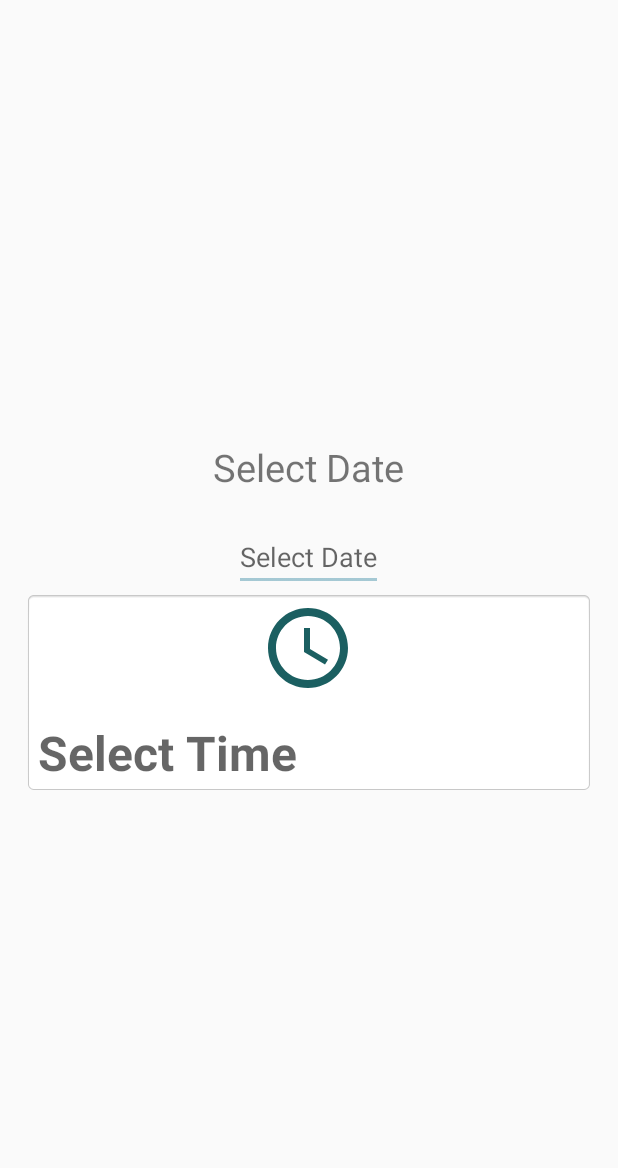
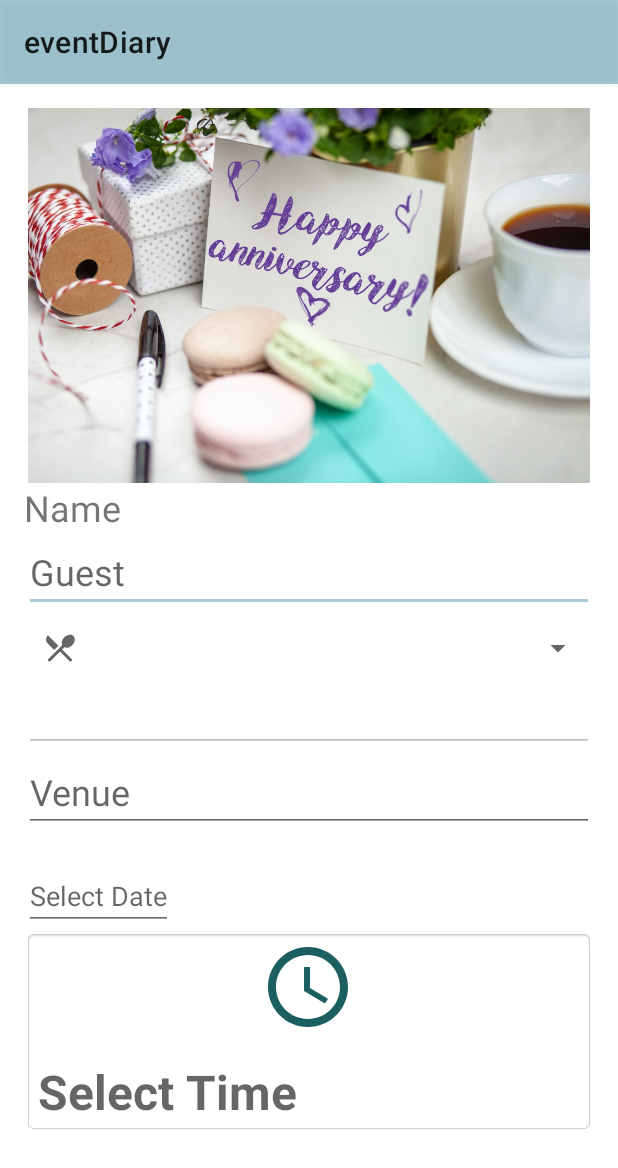
Before and after one commit to fahadraza143/new-test, an Android app: the screen it shows after launch (onclickList), on a phone screen of 412 x 824 dp. Shown: the top 1168 px of the screen. Run offline under Robolectric (Android 15) with nearby library versions, the phone set to English and light mode, and no system bars.

Commit message:
17/3/21 list menu

```diff
--- a/app/build.gradle
+++ b/app/build.gradle
@@ -38,5 +38,6 @@ dependencies {
         implementation 'com.google.firebase:firebase-database'
         implementation "androidx.recyclerview:recyclerview:1.1.0"
         implementation "androidx.cardview:cardview:1.0.0"
+        implementation 'com.google.android.material:material:1.1.0'
     }
 }
--- a/app/src/main/java/com/example/eventdiary/onclickList.java
+++ b/app/src/main/java/com/example/eventdiary/onclickList.java
@@ -9,6 +9,8 @@ import android.graphics.drawable.ColorDrawable;
 import android.os.Bundle;
 import android.text.format.DateFormat;
 import android.view.View;
+import android.widget.ArrayAdapter;
+import android.widget.AutoCompleteTextView;
 import android.widget.DatePicker;
 import android.widget.EditText;
 import android.widget.TextView;
@@ -18,7 +20,8 @@ import java.util.Calendar;
 
 public class onclickList extends AppCompatActivity {
 
-    TextView tv;
+    AutoCompleteTextView autoCompleteTextView;
+
     TextView tvTimer;
     int t1Hour,t1Minute;
     EditText et;
@@ -26,8 +29,20 @@ public class onclickList extends AppCompatActivity {
     @Override
     protected void onCreate(Bundle savedInstanceState) {
         super.onCreate(savedInstanceState);
+
         setContentView(R.layout.activity_onclick_list);
-        tv=findViewById(R.id.text_view);
+        autoCompleteTextView= findViewById(R.id.autoCompleteText);
+
+        String [] item= {"Brunch","Lunch","Dinner"};
+        ArrayAdapter arrayAdapter = new ArrayAdapter(this,R.layout.menu_item,item);
+        //'''''''''''''''''''to make defult value'''''''//
+        autoCompleteTextView.setText(arrayAdapter.getItem(0).toString(),false);
+        autoCompleteTextView.setAdapter(arrayAdapter);
+
+
+
+        setContentView(R.layout.activity_onclick_list);
+
         et=findViewById(R.id.edit_text);
         tvTimer=findViewById(R.id.tv_timer);
 
@@ -71,27 +86,7 @@ public class onclickList extends AppCompatActivity {
         });
 
 
-        //'''''''''''''''for text view'''''''''''''''''//
-        tv.setOnClickListener(new View.OnClickListener() {
-            @Override
 
-
-            public void onClick(View view) {
-                DatePickerDialog datePickerDialog=new DatePickerDialog(onclickList.this,android.R.style.Theme_Holo_Dialog_MinWidth,lisner,year,month,day);
-                datePickerDialog.getWindow().setBackgroundDrawable(new ColorDrawable(Color.TRANSPARENT));
-                datePickerDialog.show();
-            }
-        });
-
-        lisner=new DatePickerDialog.OnDateSetListener() {
-            @Override
-            public void onDateSet(DatePicker datePicker, int year, int month, int dayOfMonth) {
-
-                month = month + 1;
-                String date = dayOfMonth +"/" + month+"/"+year;
-                tv.setText(date);
-            }
-        };
 
         //'''''''''''''''''''''for edit text'''''''''''''''''''''//
 
--- /dev/null
+++ b/app/src/main/res/drawable/ic_local.xml
@@ -0,0 +1,5 @@
+<vector android:height="24dp" android:tint="#175154"
+    android:viewportHeight="24.0" android:viewportWidth="24.0"
+    android:width="24dp" xmlns:android="http://schemas.android.com/apk/res/android">
+    <path android:fillColor="#FF000000" android:pathData="M8.1,13.34l2.83,-2.83L3.91,3.5c-1.56,1.56 -1.56,4.09 0,5.66l4.19,4.18zM14.88,11.53c1.53,0.71 3.68,0.21 5.27,-1.38 1.91,-1.91 2.28,-4.65 0.81,-6.12 -1.46,-1.46 -4.2,-1.1 -6.12,0.81 -1.59,1.59 -2.09,3.74 -1.38,5.27L3.7,19.87l1.41,1.41L12,14.41l6.88,6.88 1.41,-1.41L13.41,13l1.47,-1.47z"/>
+</vector>
--- a/app/src/main/res/layout/activity_onclick_list.xml
+++ b/app/src/main/res/layout/activity_onclick_list.xml
@@ -1,20 +1,56 @@
 <?xml version="1.0" encoding="utf-8"?>
-<LinearLayout xmlns:android="http://schemas.android.com/apk/res/android"
+<LinearLayout
+    xmlns:android="http://schemas.android.com/apk/res/android"
     xmlns:app="http://schemas.android.com/apk/res-auto"
     xmlns:tools="http://schemas.android.com/tools"
     android:layout_width="match_parent"
     android:layout_height="match_parent"
     android:orientation="vertical"
-    android:gravity="center"
+
     android:padding="16dp"
     tools:context=".onclickList">
 
+    <ImageView
+        android:layout_width="wrap_content"
+        android:layout_height="250dp"
+        android:src="@drawable/ani"
+        />
+
+
     <TextView
-        android:id="@+id/text_view"
         android:layout_width="wrap_content"
         android:layout_height="wrap_content"
-        android:text="Select Date"
-        android:textSize="25sp"/>
+        android:text="Name"
+        android:textSize="24sp" />
+    <EditText
+        android:layout_width="match_parent"
+        android:layout_height="wrap_content"
+        android:hint="Guest"
+        android:textSize="24sp"/>
+
+    <com.google.android.material.textfield.TextInputLayout
+        android:layout_width="match_parent"
+        android:layout_height="wrap_content"
+        android:hint="Select Manu"
+        app:startIconDrawable="@drawable/ic_local"
+        style="@style/Widget.MaterialComponents.TextInputLayout.OutlinedBox.Dense.ExposedDropdownMenu">
+
+    </com.google.android.material.textfield.TextInputLayout>
+
+    <AutoCompleteTextView
+        android:id="@+id/autoCompleteText"
+        android:layout_width="match_parent"
+        android:layout_height="wrap_content"
+        android:enabled="false"
+        android:inputType="none"
+        android:textColor="#000"/>
+
+
+    <EditText
+        android:layout_width="match_parent"
+        android:layout_height="wrap_content"
+        android:hint="Venue"
+        android:textSize="24sp"/>
 
 
     <EditText
@@ -39,5 +75,19 @@
 
 
 
+    <TextView
+        android:layout_width="0dp"
+        android:layout_height="0dp"
+        android:layout_marginBottom="44dp"
+        android:background="#80137492"
+        android:text="Submit"
+        android:textColor="#0D6B5C"
+        android:textColorHighlight="#E11D5550"
+        android:textColorHint="#FC13D185"
+        android:textSize="17dp"
+        android:textStyle="bold"/>
+
+
+
 
 </LinearLayout>
--- /dev/null
+++ b/app/src/main/res/layout/menu_item.xml
@@ -0,0 +1,10 @@
+<?xml version="1.0" encoding="utf-8"?>
+<TextView xmlns:android="http://schemas.android.com/apk/res/android"
+    android:layout_width="match_parent"
+    android:layout_height="match_parent"
+    android:ellipsize="end"
+    android:maxLines="1"
+    android:padding="16dp"
+    android:textAppearance="?attr/textAppearanceSubtitle1">
+
+</TextView>
--- a/app/src/main/res/values/styles.xml
+++ b/app/src/main/res/values/styles.xml
@@ -1,7 +1,7 @@
 <resources>
 
     <!-- Base application theme. -->
-    <style name="AppTheme" parent="Theme.AppCompat.Light.NoActionBar">
+    <style name="AppTheme" parent="Theme.MaterialComponents.Light">
         <!-- Customize your theme here. -->
         <item name="colorPrimary">@color/colorPrimary</item>
         <item name="colorPrimaryDark">@color/colorPrimaryDark</item>
```
